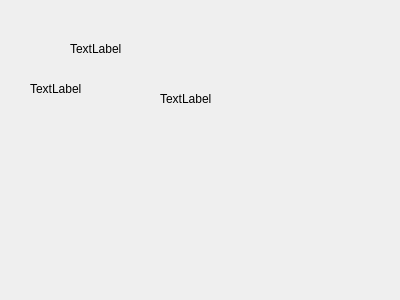
Old version of the form datavolley2/uis/second.ui in the repository twicki/datavolley2.
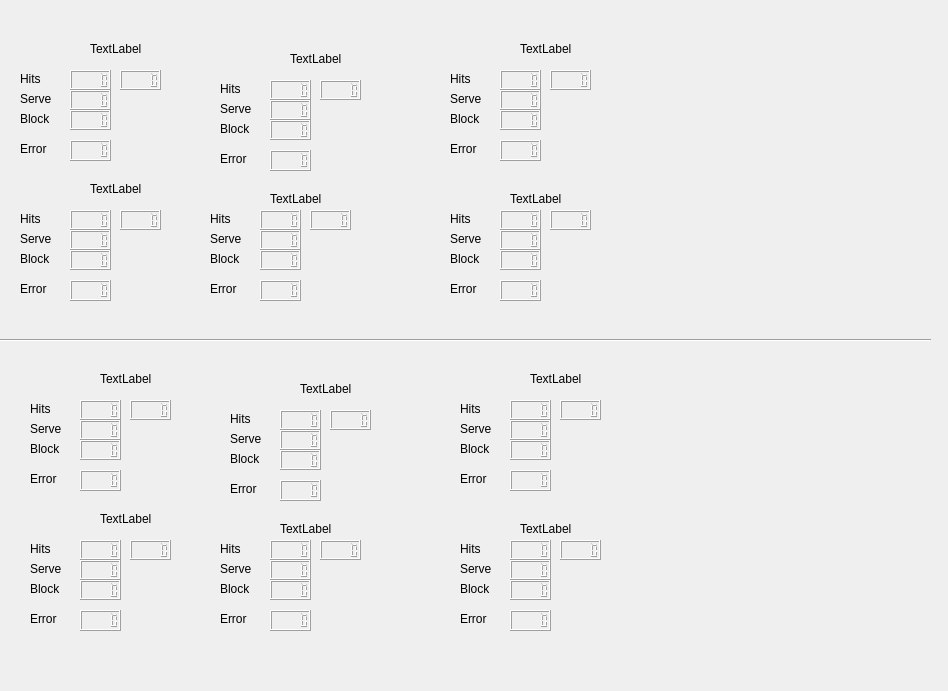
New version of the form.

Commit message: full stats

```diff
--- a/datavolley2/uis/second.ui
+++ b/datavolley2/uis/second.ui
@@ -6,8 +6,8 @@
    <rect>
     <x>0</x>
     <y>0</y>
-    <width>400</width>
-    <height>300</height>
+    <width>948</width>
+    <height>691</height>
    </rect>
   </property>
   <property name="windowTitle">
@@ -16,7 +16,7 @@
   <widget class="QLabel" name="label">
    <property name="geometry">
     <rect>
-     <x>70</x>
+     <x>90</x>
      <y>40</y>
      <width>67</width>
      <height>17</height>
@@ -29,27 +29,1381 @@
   <widget class="QLabel" name="label_2">
    <property name="geometry">
     <rect>
-     <x>30</x>
-     <y>80</y>
+     <x>20</x>
+     <y>70</y>
      <width>67</width>
      <height>17</height>
     </rect>
    </property>
    <property name="text">
-    <string>TextLabel</string>
+    <string>Hits</string>
    </property>
   </widget>
   <widget class="QLabel" name="label_3">
    <property name="geometry">
     <rect>
-     <x>160</x>
-     <y>90</y>
-     <width>67</width>
-     <height>17</height>
-    </rect>
-   </property>
-   <property name="text">
-    <string>TextLabel</string>
+     <x>20</x>
+     <y>90</y>
+     <width>67</width>
+     <height>17</height>
+    </rect>
+   </property>
+   <property name="text">
+    <string>Serve</string>
+   </property>
+  </widget>
+  <widget class="QLabel" name="label_4">
+   <property name="geometry">
+    <rect>
+     <x>20</x>
+     <y>110</y>
+     <width>67</width>
+     <height>17</height>
+    </rect>
+   </property>
+   <property name="text">
+    <string>Block</string>
+   </property>
+  </widget>
+  <widget class="QLCDNumber" name="lcdNumber">
+   <property name="geometry">
+    <rect>
+     <x>70</x>
+     <y>70</y>
+     <width>41</width>
+     <height>20</height>
+    </rect>
+   </property>
+  </widget>
+  <widget class="QLCDNumber" name="lcdNumber_2">
+   <property name="geometry">
+    <rect>
+     <x>70</x>
+     <y>90</y>
+     <width>41</width>
+     <height>20</height>
+    </rect>
+   </property>
+  </widget>
+  <widget class="QLCDNumber" name="lcdNumber_3">
+   <property name="geometry">
+    <rect>
+     <x>70</x>
+     <y>110</y>
+     <width>41</width>
+     <height>20</height>
+    </rect>
+   </property>
+  </widget>
+  <widget class="QLCDNumber" name="lcdNumber_5">
+   <property name="geometry">
+    <rect>
+     <x>120</x>
+     <y>70</y>
+     <width>41</width>
+     <height>20</height>
+    </rect>
+   </property>
+  </widget>
+  <widget class="QLabel" name="label_5">
+   <property name="geometry">
+    <rect>
+     <x>20</x>
+     <y>140</y>
+     <width>67</width>
+     <height>17</height>
+    </rect>
+   </property>
+   <property name="text">
+    <string>Error</string>
+   </property>
+  </widget>
+  <widget class="QLCDNumber" name="lcdNumber_6">
+   <property name="geometry">
+    <rect>
+     <x>70</x>
+     <y>140</y>
+     <width>41</width>
+     <height>21</height>
+    </rect>
+   </property>
+  </widget>
+  <widget class="QLabel" name="label_6">
+   <property name="geometry">
+    <rect>
+     <x>220</x>
+     <y>120</y>
+     <width>67</width>
+     <height>17</height>
+    </rect>
+   </property>
+   <property name="text">
+    <string>Block</string>
+   </property>
+  </widget>
+  <widget class="QLCDNumber" name="lcdNumber_7">
+   <property name="geometry">
+    <rect>
+     <x>320</x>
+     <y>80</y>
+     <width>41</width>
+     <height>20</height>
+    </rect>
+   </property>
+  </widget>
+  <widget class="QLCDNumber" name="lcdNumber_4">
+   <property name="geometry">
+    <rect>
+     <x>270</x>
+     <y>120</y>
+     <width>41</width>
+     <height>20</height>
+    </rect>
+   </property>
+  </widget>
+  <widget class="QLCDNumber" name="lcdNumber_8">
+   <property name="geometry">
+    <rect>
+     <x>270</x>
+     <y>80</y>
+     <width>41</width>
+     <height>20</height>
+    </rect>
+   </property>
+  </widget>
+  <widget class="QLCDNumber" name="lcdNumber_9">
+   <property name="geometry">
+    <rect>
+     <x>270</x>
+     <y>150</y>
+     <width>41</width>
+     <height>21</height>
+    </rect>
+   </property>
+  </widget>
+  <widget class="QLabel" name="label_7">
+   <property name="geometry">
+    <rect>
+     <x>220</x>
+     <y>80</y>
+     <width>67</width>
+     <height>17</height>
+    </rect>
+   </property>
+   <property name="text">
+    <string>Hits</string>
+   </property>
+  </widget>
+  <widget class="QLabel" name="label_8">
+   <property name="geometry">
+    <rect>
+     <x>290</x>
+     <y>50</y>
+     <width>67</width>
+     <height>17</height>
+    </rect>
+   </property>
+   <property name="text">
+    <string>TextLabel</string>
+   </property>
+  </widget>
+  <widget class="QLabel" name="label_9">
+   <property name="geometry">
+    <rect>
+     <x>220</x>
+     <y>100</y>
+     <width>67</width>
+     <height>17</height>
+    </rect>
+   </property>
+   <property name="text">
+    <string>Serve</string>
+   </property>
+  </widget>
+  <widget class="QLCDNumber" name="lcdNumber_10">
+   <property name="geometry">
+    <rect>
+     <x>270</x>
+     <y>100</y>
+     <width>41</width>
+     <height>20</height>
+    </rect>
+   </property>
+  </widget>
+  <widget class="QLabel" name="label_10">
+   <property name="geometry">
+    <rect>
+     <x>220</x>
+     <y>150</y>
+     <width>67</width>
+     <height>17</height>
+    </rect>
+   </property>
+   <property name="text">
+    <string>Error</string>
+   </property>
+  </widget>
+  <widget class="QLCDNumber" name="lcdNumber_11">
+   <property name="geometry">
+    <rect>
+     <x>500</x>
+     <y>90</y>
+     <width>41</width>
+     <height>20</height>
+    </rect>
+   </property>
+  </widget>
+  <widget class="QLabel" name="label_11">
+   <property name="geometry">
+    <rect>
+     <x>450</x>
+     <y>110</y>
+     <width>67</width>
+     <height>17</height>
+    </rect>
+   </property>
+   <property name="text">
+    <string>Block</string>
+   </property>
+  </widget>
+  <widget class="QLCDNumber" name="lcdNumber_12">
+   <property name="geometry">
+    <rect>
+     <x>500</x>
+     <y>70</y>
+     <width>41</width>
+     <height>20</height>
+    </rect>
+   </property>
+  </widget>
+  <widget class="QLCDNumber" name="lcdNumber_13">
+   <property name="geometry">
+    <rect>
+     <x>550</x>
+     <y>70</y>
+     <width>41</width>
+     <height>20</height>
+    </rect>
+   </property>
+  </widget>
+  <widget class="QLCDNumber" name="lcdNumber_14">
+   <property name="geometry">
+    <rect>
+     <x>500</x>
+     <y>140</y>
+     <width>41</width>
+     <height>21</height>
+    </rect>
+   </property>
+  </widget>
+  <widget class="QLabel" name="label_12">
+   <property name="geometry">
+    <rect>
+     <x>450</x>
+     <y>140</y>
+     <width>67</width>
+     <height>17</height>
+    </rect>
+   </property>
+   <property name="text">
+    <string>Error</string>
+   </property>
+  </widget>
+  <widget class="QLabel" name="label_13">
+   <property name="geometry">
+    <rect>
+     <x>450</x>
+     <y>90</y>
+     <width>67</width>
+     <height>17</height>
+    </rect>
+   </property>
+   <property name="text">
+    <string>Serve</string>
+   </property>
+  </widget>
+  <widget class="QLCDNumber" name="lcdNumber_15">
+   <property name="geometry">
+    <rect>
+     <x>500</x>
+     <y>110</y>
+     <width>41</width>
+     <height>20</height>
+    </rect>
+   </property>
+  </widget>
+  <widget class="QLabel" name="label_14">
+   <property name="geometry">
+    <rect>
+     <x>450</x>
+     <y>70</y>
+     <width>67</width>
+     <height>17</height>
+    </rect>
+   </property>
+   <property name="text">
+    <string>Hits</string>
+   </property>
+  </widget>
+  <widget class="QLabel" name="label_15">
+   <property name="geometry">
+    <rect>
+     <x>520</x>
+     <y>40</y>
+     <width>67</width>
+     <height>17</height>
+    </rect>
+   </property>
+   <property name="text">
+    <string>TextLabel</string>
+   </property>
+  </widget>
+  <widget class="QLCDNumber" name="lcdNumber_16">
+   <property name="geometry">
+    <rect>
+     <x>260</x>
+     <y>230</y>
+     <width>41</width>
+     <height>20</height>
+    </rect>
+   </property>
+  </widget>
+  <widget class="QLabel" name="label_16">
+   <property name="geometry">
+    <rect>
+     <x>210</x>
+     <y>250</y>
+     <width>67</width>
+     <height>17</height>
+    </rect>
+   </property>
+   <property name="text">
+    <string>Block</string>
+   </property>
+  </widget>
+  <widget class="QLCDNumber" name="lcdNumber_17">
+   <property name="geometry">
+    <rect>
+     <x>260</x>
+     <y>210</y>
+     <width>41</width>
+     <height>20</height>
+    </rect>
+   </property>
+  </widget>
+  <widget class="QLCDNumber" name="lcdNumber_18">
+   <property name="geometry">
+    <rect>
+     <x>310</x>
+     <y>210</y>
+     <width>41</width>
+     <height>20</height>
+    </rect>
+   </property>
+  </widget>
+  <widget class="QLCDNumber" name="lcdNumber_19">
+   <property name="geometry">
+    <rect>
+     <x>260</x>
+     <y>280</y>
+     <width>41</width>
+     <height>21</height>
+    </rect>
+   </property>
+  </widget>
+  <widget class="QLabel" name="label_17">
+   <property name="geometry">
+    <rect>
+     <x>210</x>
+     <y>280</y>
+     <width>67</width>
+     <height>17</height>
+    </rect>
+   </property>
+   <property name="text">
+    <string>Error</string>
+   </property>
+  </widget>
+  <widget class="QLabel" name="label_18">
+   <property name="geometry">
+    <rect>
+     <x>210</x>
+     <y>230</y>
+     <width>67</width>
+     <height>17</height>
+    </rect>
+   </property>
+   <property name="text">
+    <string>Serve</string>
+   </property>
+  </widget>
+  <widget class="QLCDNumber" name="lcdNumber_20">
+   <property name="geometry">
+    <rect>
+     <x>260</x>
+     <y>250</y>
+     <width>41</width>
+     <height>20</height>
+    </rect>
+   </property>
+  </widget>
+  <widget class="QLabel" name="label_19">
+   <property name="geometry">
+    <rect>
+     <x>210</x>
+     <y>210</y>
+     <width>67</width>
+     <height>17</height>
+    </rect>
+   </property>
+   <property name="text">
+    <string>Hits</string>
+   </property>
+  </widget>
+  <widget class="QLabel" name="label_20">
+   <property name="geometry">
+    <rect>
+     <x>270</x>
+     <y>190</y>
+     <width>67</width>
+     <height>17</height>
+    </rect>
+   </property>
+   <property name="text">
+    <string>TextLabel</string>
+   </property>
+  </widget>
+  <widget class="QLCDNumber" name="lcdNumber_21">
+   <property name="geometry">
+    <rect>
+     <x>70</x>
+     <y>280</y>
+     <width>41</width>
+     <height>21</height>
+    </rect>
+   </property>
+  </widget>
+  <widget class="QLCDNumber" name="lcdNumber_22">
+   <property name="geometry">
+    <rect>
+     <x>70</x>
+     <y>250</y>
+     <width>41</width>
+     <height>20</height>
+    </rect>
+   </property>
+  </widget>
+  <widget class="QLCDNumber" name="lcdNumber_23">
+   <property name="geometry">
+    <rect>
+     <x>70</x>
+     <y>210</y>
+     <width>41</width>
+     <height>20</height>
+    </rect>
+   </property>
+  </widget>
+  <widget class="QLCDNumber" name="lcdNumber_24">
+   <property name="geometry">
+    <rect>
+     <x>120</x>
+     <y>210</y>
+     <width>41</width>
+     <height>20</height>
+    </rect>
+   </property>
+  </widget>
+  <widget class="QLabel" name="label_21">
+   <property name="geometry">
+    <rect>
+     <x>20</x>
+     <y>280</y>
+     <width>67</width>
+     <height>17</height>
+    </rect>
+   </property>
+   <property name="text">
+    <string>Error</string>
+   </property>
+  </widget>
+  <widget class="QLabel" name="label_22">
+   <property name="geometry">
+    <rect>
+     <x>90</x>
+     <y>180</y>
+     <width>67</width>
+     <height>17</height>
+    </rect>
+   </property>
+   <property name="text">
+    <string>TextLabel</string>
+   </property>
+  </widget>
+  <widget class="QLabel" name="label_23">
+   <property name="geometry">
+    <rect>
+     <x>20</x>
+     <y>230</y>
+     <width>67</width>
+     <height>17</height>
+    </rect>
+   </property>
+   <property name="text">
+    <string>Serve</string>
+   </property>
+  </widget>
+  <widget class="QLabel" name="label_24">
+   <property name="geometry">
+    <rect>
+     <x>20</x>
+     <y>250</y>
+     <width>67</width>
+     <height>17</height>
+    </rect>
+   </property>
+   <property name="text">
+    <string>Block</string>
+   </property>
+  </widget>
+  <widget class="QLabel" name="label_25">
+   <property name="geometry">
+    <rect>
+     <x>20</x>
+     <y>210</y>
+     <width>67</width>
+     <height>17</height>
+    </rect>
+   </property>
+   <property name="text">
+    <string>Hits</string>
+   </property>
+  </widget>
+  <widget class="QLCDNumber" name="lcdNumber_25">
+   <property name="geometry">
+    <rect>
+     <x>70</x>
+     <y>230</y>
+     <width>41</width>
+     <height>20</height>
+    </rect>
+   </property>
+  </widget>
+  <widget class="QLCDNumber" name="lcdNumber_26">
+   <property name="geometry">
+    <rect>
+     <x>500</x>
+     <y>280</y>
+     <width>41</width>
+     <height>21</height>
+    </rect>
+   </property>
+  </widget>
+  <widget class="QLCDNumber" name="lcdNumber_27">
+   <property name="geometry">
+    <rect>
+     <x>500</x>
+     <y>250</y>
+     <width>41</width>
+     <height>20</height>
+    </rect>
+   </property>
+  </widget>
+  <widget class="QLCDNumber" name="lcdNumber_28">
+   <property name="geometry">
+    <rect>
+     <x>500</x>
+     <y>210</y>
+     <width>41</width>
+     <height>20</height>
+    </rect>
+   </property>
+  </widget>
+  <widget class="QLCDNumber" name="lcdNumber_29">
+   <property name="geometry">
+    <rect>
+     <x>550</x>
+     <y>210</y>
+     <width>41</width>
+     <height>20</height>
+    </rect>
+   </property>
+  </widget>
+  <widget class="QLabel" name="label_26">
+   <property name="geometry">
+    <rect>
+     <x>450</x>
+     <y>280</y>
+     <width>67</width>
+     <height>17</height>
+    </rect>
+   </property>
+   <property name="text">
+    <string>Error</string>
+   </property>
+  </widget>
+  <widget class="QLabel" name="label_27">
+   <property name="geometry">
+    <rect>
+     <x>450</x>
+     <y>230</y>
+     <width>67</width>
+     <height>17</height>
+    </rect>
+   </property>
+   <property name="text">
+    <string>Serve</string>
+   </property>
+  </widget>
+  <widget class="QLabel" name="label_28">
+   <property name="geometry">
+    <rect>
+     <x>510</x>
+     <y>190</y>
+     <width>67</width>
+     <height>17</height>
+    </rect>
+   </property>
+   <property name="text">
+    <string>TextLabel</string>
+   </property>
+  </widget>
+  <widget class="QLabel" name="label_29">
+   <property name="geometry">
+    <rect>
+     <x>450</x>
+     <y>250</y>
+     <width>67</width>
+     <height>17</height>
+    </rect>
+   </property>
+   <property name="text">
+    <string>Block</string>
+   </property>
+  </widget>
+  <widget class="QLabel" name="label_30">
+   <property name="geometry">
+    <rect>
+     <x>450</x>
+     <y>210</y>
+     <width>67</width>
+     <height>17</height>
+    </rect>
+   </property>
+   <property name="text">
+    <string>Hits</string>
+   </property>
+  </widget>
+  <widget class="QLCDNumber" name="lcdNumber_30">
+   <property name="geometry">
+    <rect>
+     <x>500</x>
+     <y>230</y>
+     <width>41</width>
+     <height>20</height>
+    </rect>
+   </property>
+  </widget>
+  <widget class="QLCDNumber" name="lcdNumber_31">
+   <property name="geometry">
+    <rect>
+     <x>510</x>
+     <y>470</y>
+     <width>41</width>
+     <height>21</height>
+    </rect>
+   </property>
+  </widget>
+  <widget class="QLCDNumber" name="lcdNumber_32">
+   <property name="geometry">
+    <rect>
+     <x>510</x>
+     <y>440</y>
+     <width>41</width>
+     <height>20</height>
+    </rect>
+   </property>
+  </widget>
+  <widget class="QLabel" name="label_31">
+   <property name="geometry">
+    <rect>
+     <x>460</x>
+     <y>560</y>
+     <width>67</width>
+     <height>17</height>
+    </rect>
+   </property>
+   <property name="text">
+    <string>Serve</string>
+   </property>
+  </widget>
+  <widget class="QLabel" name="label_32">
+   <property name="geometry">
+    <rect>
+     <x>30</x>
+     <y>440</y>
+     <width>67</width>
+     <height>17</height>
+    </rect>
+   </property>
+   <property name="text">
+    <string>Block</string>
+   </property>
+  </widget>
+  <widget class="QLabel" name="label_33">
+   <property name="geometry">
+    <rect>
+     <x>30</x>
+     <y>400</y>
+     <width>67</width>
+     <height>17</height>
+    </rect>
+   </property>
+   <property name="text">
+    <string>Hits</string>
+   </property>
+  </widget>
+  <widget class="QLCDNumber" name="lcdNumber_33">
+   <property name="geometry">
+    <rect>
+     <x>80</x>
+     <y>420</y>
+     <width>41</width>
+     <height>20</height>
+    </rect>
+   </property>
+  </widget>
+  <widget class="QLabel" name="label_34">
+   <property name="geometry">
+    <rect>
+     <x>460</x>
+     <y>420</y>
+     <width>67</width>
+     <height>17</height>
+    </rect>
+   </property>
+   <property name="text">
+    <string>Serve</string>
+   </property>
+  </widget>
+  <widget class="QLabel" name="label_35">
+   <property name="geometry">
+    <rect>
+     <x>30</x>
+     <y>610</y>
+     <width>67</width>
+     <height>17</height>
+    </rect>
+   </property>
+   <property name="text">
+    <string>Error</string>
+   </property>
+  </widget>
+  <widget class="QLCDNumber" name="lcdNumber_34">
+   <property name="geometry">
+    <rect>
+     <x>280</x>
+     <y>410</y>
+     <width>41</width>
+     <height>20</height>
+    </rect>
+   </property>
+  </widget>
+  <widget class="QLabel" name="label_36">
+   <property name="geometry">
+    <rect>
+     <x>220</x>
+     <y>560</y>
+     <width>67</width>
+     <height>17</height>
+    </rect>
+   </property>
+   <property name="text">
+    <string>Serve</string>
+   </property>
+  </widget>
+  <widget class="QLCDNumber" name="lcdNumber_35">
+   <property name="geometry">
+    <rect>
+     <x>270</x>
+     <y>580</y>
+     <width>41</width>
+     <height>20</height>
+    </rect>
+   </property>
+  </widget>
+  <widget class="QLabel" name="label_37">
+   <property name="geometry">
+    <rect>
+     <x>460</x>
+     <y>540</y>
+     <width>67</width>
+     <height>17</height>
+    </rect>
+   </property>
+   <property name="text">
+    <string>Hits</string>
+   </property>
+  </widget>
+  <widget class="QLabel" name="label_38">
+   <property name="geometry">
+    <rect>
+     <x>30</x>
+     <y>580</y>
+     <width>67</width>
+     <height>17</height>
+    </rect>
+   </property>
+   <property name="text">
+    <string>Block</string>
+   </property>
+  </widget>
+  <widget class="QLCDNumber" name="lcdNumber_36">
+   <property name="geometry">
+    <rect>
+     <x>130</x>
+     <y>540</y>
+     <width>41</width>
+     <height>20</height>
+    </rect>
+   </property>
+  </widget>
+  <widget class="QLabel" name="label_39">
+   <property name="geometry">
+    <rect>
+     <x>220</x>
+     <y>580</y>
+     <width>67</width>
+     <height>17</height>
+    </rect>
+   </property>
+   <property name="text">
+    <string>Block</string>
+   </property>
+  </widget>
+  <widget class="QLabel" name="label_40">
+   <property name="geometry">
+    <rect>
+     <x>230</x>
+     <y>480</y>
+     <width>67</width>
+     <height>17</height>
+    </rect>
+   </property>
+   <property name="text">
+    <string>Error</string>
+   </property>
+  </widget>
+  <widget class="QLabel" name="label_41">
+   <property name="geometry">
+    <rect>
+     <x>30</x>
+     <y>540</y>
+     <width>67</width>
+     <height>17</height>
+    </rect>
+   </property>
+   <property name="text">
+    <string>Hits</string>
+   </property>
+  </widget>
+  <widget class="QLCDNumber" name="lcdNumber_37">
+   <property name="geometry">
+    <rect>
+     <x>510</x>
+     <y>540</y>
+     <width>41</width>
+     <height>20</height>
+    </rect>
+   </property>
+  </widget>
+  <widget class="QLCDNumber" name="lcdNumber_38">
+   <property name="geometry">
+    <rect>
+     <x>280</x>
+     <y>450</y>
+     <width>41</width>
+     <height>20</height>
+    </rect>
+   </property>
+  </widget>
+  <widget class="QLabel" name="label_42">
+   <property name="geometry">
+    <rect>
+     <x>230</x>
+     <y>430</y>
+     <width>67</width>
+     <height>17</height>
+    </rect>
+   </property>
+   <property name="text">
+    <string>Serve</string>
+   </property>
+  </widget>
+  <widget class="QLCDNumber" name="lcdNumber_39">
+   <property name="geometry">
+    <rect>
+     <x>270</x>
+     <y>540</y>
+     <width>41</width>
+     <height>20</height>
+    </rect>
+   </property>
+  </widget>
+  <widget class="QLCDNumber" name="lcdNumber_40">
+   <property name="geometry">
+    <rect>
+     <x>270</x>
+     <y>560</y>
+     <width>41</width>
+     <height>20</height>
+    </rect>
+   </property>
+  </widget>
+  <widget class="QLabel" name="label_43">
+   <property name="geometry">
+    <rect>
+     <x>30</x>
+     <y>420</y>
+     <width>67</width>
+     <height>17</height>
+    </rect>
+   </property>
+   <property name="text">
+    <string>Serve</string>
+   </property>
+  </widget>
+  <widget class="QLabel" name="label_44">
+   <property name="geometry">
+    <rect>
+     <x>460</x>
+     <y>470</y>
+     <width>67</width>
+     <height>17</height>
+    </rect>
+   </property>
+   <property name="text">
+    <string>Error</string>
+   </property>
+  </widget>
+  <widget class="QLCDNumber" name="lcdNumber_41">
+   <property name="geometry">
+    <rect>
+     <x>280</x>
+     <y>430</y>
+     <width>41</width>
+     <height>20</height>
+    </rect>
+   </property>
+  </widget>
+  <widget class="QLCDNumber" name="lcdNumber_42">
+   <property name="geometry">
+    <rect>
+     <x>270</x>
+     <y>610</y>
+     <width>41</width>
+     <height>21</height>
+    </rect>
+   </property>
+  </widget>
+  <widget class="QLCDNumber" name="lcdNumber_43">
+   <property name="geometry">
+    <rect>
+     <x>80</x>
+     <y>580</y>
+     <width>41</width>
+     <height>20</height>
+    </rect>
+   </property>
+  </widget>
+  <widget class="QLabel" name="label_45">
+   <property name="geometry">
+    <rect>
+     <x>530</x>
+     <y>370</y>
+     <width>67</width>
+     <height>17</height>
+    </rect>
+   </property>
+   <property name="text">
+    <string>TextLabel</string>
+   </property>
+  </widget>
+  <widget class="QLCDNumber" name="lcdNumber_44">
+   <property name="geometry">
+    <rect>
+     <x>510</x>
+     <y>400</y>
+     <width>41</width>
+     <height>20</height>
+    </rect>
+   </property>
+  </widget>
+  <widget class="QLabel" name="label_46">
+   <property name="geometry">
+    <rect>
+     <x>520</x>
+     <y>520</y>
+     <width>67</width>
+     <height>17</height>
+    </rect>
+   </property>
+   <property name="text">
+    <string>TextLabel</string>
+   </property>
+  </widget>
+  <widget class="QLCDNumber" name="lcdNumber_45">
+   <property name="geometry">
+    <rect>
+     <x>510</x>
+     <y>560</y>
+     <width>41</width>
+     <height>20</height>
+    </rect>
+   </property>
+  </widget>
+  <widget class="QLabel" name="label_47">
+   <property name="geometry">
+    <rect>
+     <x>230</x>
+     <y>410</y>
+     <width>67</width>
+     <height>17</height>
+    </rect>
+   </property>
+   <property name="text">
+    <string>Hits</string>
+   </property>
+  </widget>
+  <widget class="QLabel" name="label_48">
+   <property name="geometry">
+    <rect>
+     <x>220</x>
+     <y>610</y>
+     <width>67</width>
+     <height>17</height>
+    </rect>
+   </property>
+   <property name="text">
+    <string>Error</string>
+   </property>
+  </widget>
+  <widget class="QLCDNumber" name="lcdNumber_46">
+   <property name="geometry">
+    <rect>
+     <x>330</x>
+     <y>410</y>
+     <width>41</width>
+     <height>20</height>
+    </rect>
+   </property>
+  </widget>
+  <widget class="QLCDNumber" name="lcdNumber_47">
+   <property name="geometry">
+    <rect>
+     <x>510</x>
+     <y>610</y>
+     <width>41</width>
+     <height>21</height>
+    </rect>
+   </property>
+  </widget>
+  <widget class="QLCDNumber" name="lcdNumber_48">
+   <property name="geometry">
+    <rect>
+     <x>510</x>
+     <y>420</y>
+     <width>41</width>
+     <height>20</height>
+    </rect>
+   </property>
+  </widget>
+  <widget class="QLCDNumber" name="lcdNumber_49">
+   <property name="geometry">
+    <rect>
+     <x>510</x>
+     <y>580</y>
+     <width>41</width>
+     <height>20</height>
+    </rect>
+   </property>
+  </widget>
+  <widget class="QLCDNumber" name="lcdNumber_50">
+   <property name="geometry">
+    <rect>
+     <x>560</x>
+     <y>540</y>
+     <width>41</width>
+     <height>20</height>
+    </rect>
+   </property>
+  </widget>
+  <widget class="QLCDNumber" name="lcdNumber_51">
+   <property name="geometry">
+    <rect>
+     <x>80</x>
+     <y>400</y>
+     <width>41</width>
+     <height>20</height>
+    </rect>
+   </property>
+  </widget>
+  <widget class="QLCDNumber" name="lcdNumber_52">
+   <property name="geometry">
+    <rect>
+     <x>80</x>
+     <y>610</y>
+     <width>41</width>
+     <height>21</height>
+    </rect>
+   </property>
+  </widget>
+  <widget class="QLabel" name="label_49">
+   <property name="geometry">
+    <rect>
+     <x>30</x>
+     <y>560</y>
+     <width>67</width>
+     <height>17</height>
+    </rect>
+   </property>
+   <property name="text">
+    <string>Serve</string>
+   </property>
+  </widget>
+  <widget class="QLCDNumber" name="lcdNumber_53">
+   <property name="geometry">
+    <rect>
+     <x>80</x>
+     <y>560</y>
+     <width>41</width>
+     <height>20</height>
+    </rect>
+   </property>
+  </widget>
+  <widget class="QLabel" name="label_50">
+   <property name="geometry">
+    <rect>
+     <x>300</x>
+     <y>380</y>
+     <width>67</width>
+     <height>17</height>
+    </rect>
+   </property>
+   <property name="text">
+    <string>TextLabel</string>
+   </property>
+  </widget>
+  <widget class="QLCDNumber" name="lcdNumber_54">
+   <property name="geometry">
+    <rect>
+     <x>320</x>
+     <y>540</y>
+     <width>41</width>
+     <height>20</height>
+    </rect>
+   </property>
+  </widget>
+  <widget class="QLCDNumber" name="lcdNumber_55">
+   <property name="geometry">
+    <rect>
+     <x>130</x>
+     <y>400</y>
+     <width>41</width>
+     <height>20</height>
+    </rect>
+   </property>
+  </widget>
+  <widget class="QLabel" name="label_51">
+   <property name="geometry">
+    <rect>
+     <x>220</x>
+     <y>540</y>
+     <width>67</width>
+     <height>17</height>
+    </rect>
+   </property>
+   <property name="text">
+    <string>Hits</string>
+   </property>
+  </widget>
+  <widget class="QLabel" name="label_52">
+   <property name="geometry">
+    <rect>
+     <x>460</x>
+     <y>440</y>
+     <width>67</width>
+     <height>17</height>
+    </rect>
+   </property>
+   <property name="text">
+    <string>Block</string>
+   </property>
+  </widget>
+  <widget class="QLabel" name="label_53">
+   <property name="geometry">
+    <rect>
+     <x>460</x>
+     <y>610</y>
+     <width>67</width>
+     <height>17</height>
+    </rect>
+   </property>
+   <property name="text">
+    <string>Error</string>
+   </property>
+  </widget>
+  <widget class="QLabel" name="label_54">
+   <property name="geometry">
+    <rect>
+     <x>460</x>
+     <y>580</y>
+     <width>67</width>
+     <height>17</height>
+    </rect>
+   </property>
+   <property name="text">
+    <string>Block</string>
+   </property>
+  </widget>
+  <widget class="QLCDNumber" name="lcdNumber_56">
+   <property name="geometry">
+    <rect>
+     <x>280</x>
+     <y>480</y>
+     <width>41</width>
+     <height>21</height>
+    </rect>
+   </property>
+  </widget>
+  <widget class="QLabel" name="label_55">
+   <property name="geometry">
+    <rect>
+     <x>30</x>
+     <y>470</y>
+     <width>67</width>
+     <height>17</height>
+    </rect>
+   </property>
+   <property name="text">
+    <string>Error</string>
+   </property>
+  </widget>
+  <widget class="QLCDNumber" name="lcdNumber_57">
+   <property name="geometry">
+    <rect>
+     <x>560</x>
+     <y>400</y>
+     <width>41</width>
+     <height>20</height>
+    </rect>
+   </property>
+  </widget>
+  <widget class="QLabel" name="label_56">
+   <property name="geometry">
+    <rect>
+     <x>460</x>
+     <y>400</y>
+     <width>67</width>
+     <height>17</height>
+    </rect>
+   </property>
+   <property name="text">
+    <string>Hits</string>
+   </property>
+  </widget>
+  <widget class="QLabel" name="label_57">
+   <property name="geometry">
+    <rect>
+     <x>280</x>
+     <y>520</y>
+     <width>67</width>
+     <height>17</height>
+    </rect>
+   </property>
+   <property name="text">
+    <string>TextLabel</string>
+   </property>
+  </widget>
+  <widget class="QLabel" name="label_58">
+   <property name="geometry">
+    <rect>
+     <x>230</x>
+     <y>450</y>
+     <width>67</width>
+     <height>17</height>
+    </rect>
+   </property>
+   <property name="text">
+    <string>Block</string>
+   </property>
+  </widget>
+  <widget class="QLabel" name="label_59">
+   <property name="geometry">
+    <rect>
+     <x>100</x>
+     <y>510</y>
+     <width>67</width>
+     <height>17</height>
+    </rect>
+   </property>
+   <property name="text">
+    <string>TextLabel</string>
+   </property>
+  </widget>
+  <widget class="QLabel" name="label_60">
+   <property name="geometry">
+    <rect>
+     <x>100</x>
+     <y>370</y>
+     <width>67</width>
+     <height>17</height>
+    </rect>
+   </property>
+   <property name="text">
+    <string>TextLabel</string>
+   </property>
+  </widget>
+  <widget class="QLCDNumber" name="lcdNumber_58">
+   <property name="geometry">
+    <rect>
+     <x>80</x>
+     <y>440</y>
+     <width>41</width>
+     <height>20</height>
+    </rect>
+   </property>
+  </widget>
+  <widget class="QLCDNumber" name="lcdNumber_59">
+   <property name="geometry">
+    <rect>
+     <x>80</x>
+     <y>470</y>
+     <width>41</width>
+     <height>21</height>
+    </rect>
+   </property>
+  </widget>
+  <widget class="QLCDNumber" name="lcdNumber_60">
+   <property name="geometry">
+    <rect>
+     <x>80</x>
+     <y>540</y>
+     <width>41</width>
+     <height>20</height>
+    </rect>
+   </property>
+  </widget>
+  <widget class="Line" name="line">
+   <property name="geometry">
+    <rect>
+     <x>0</x>
+     <y>330</y>
+     <width>931</width>
+     <height>20</height>
+    </rect>
+   </property>
+   <property name="orientation">
+    <enum>Qt::Horizontal</enum>
    </property>
   </widget>
  </widget>
```
The commit also changes 1 other file.
